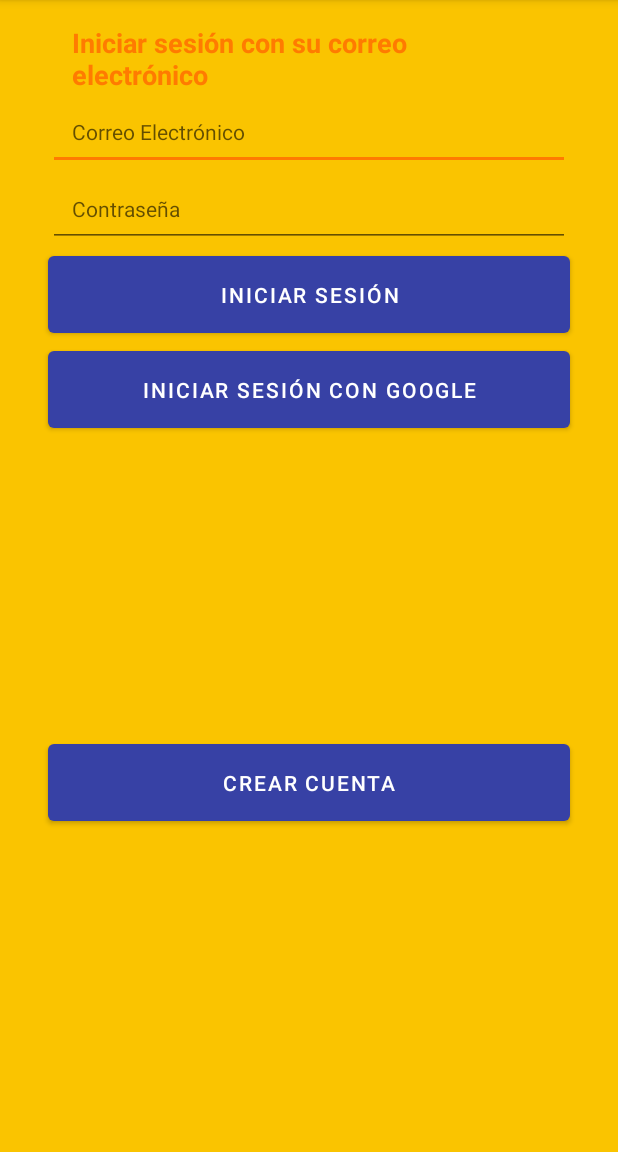
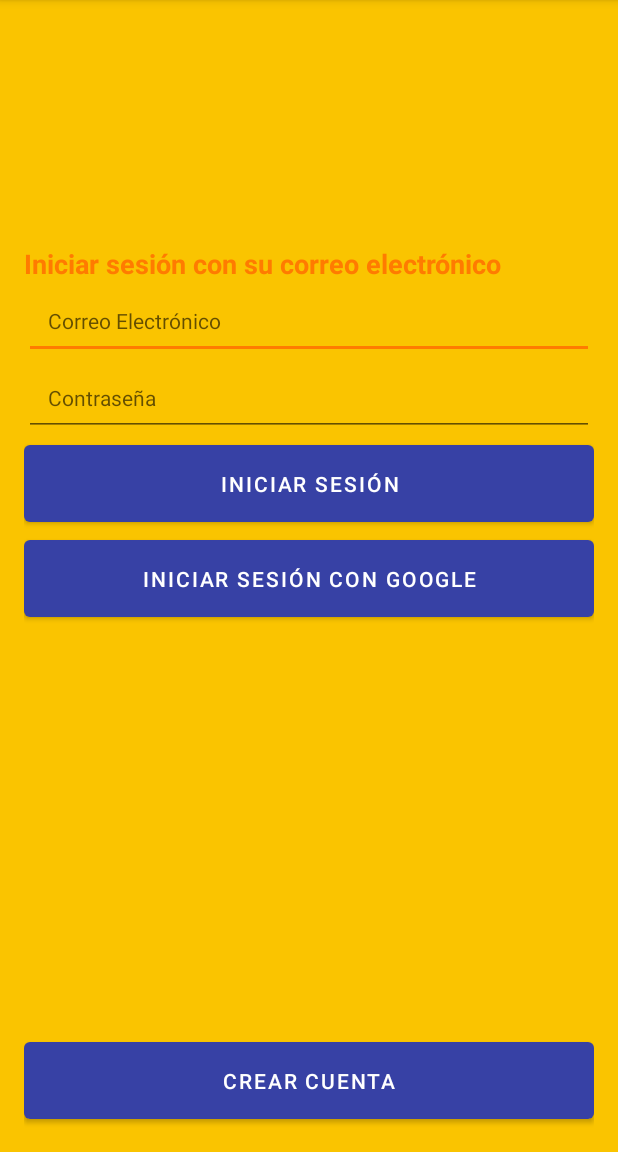
Before and after one commit to ItsJustJosepee/josepechat, an Android app built with Jetpack Compose: the screen it shows after launch (jchatlogin), on a phone screen of 412 x 824 dp, the part 84-1236 px from its top. Run offline under Robolectric (Android 15) with nearby library versions, the light colour scheme and no system bars; our stand-ins replace Firebase (no records; nobody signed in at launch, a user with empty details on screens opened directly).

Commit message:
Se han ajustado datos en la actividad de login

```diff
--- a/app/src/main/res/layout/activity_jchatlogin.xml
+++ b/app/src/main/res/layout/activity_jchatlogin.xml
@@ -12,20 +12,16 @@
         android:id="@+id/loginEmail"
         android:layout_width="0dp"
         android:layout_height="wrap_content"
-        android:layout_marginStart="32dp"
-        android:layout_marginEnd="32dp"
         android:text="@string/loginEmail"
         android:textSize="18sp"
         app:layout_constraintEnd_toEndOf="parent"
         app:layout_constraintStart_toStartOf="parent"
-        app:layout_constraintTop_toTopOf="parent" />
+        app:layout_constraintTop_toTopOf="@id/guideline" />
 
     <TextView
         android:id="@+id/validEmail"
         android:layout_width="0dp"
         android:layout_height="wrap_content"
-        android:layout_marginStart="32dp"
-        android:layout_marginEnd="32dp"
         android:text="@string/obligData"
         android:textColor="@color/design_default_color_error"
         android:textSize="16sp"
@@ -39,16 +35,13 @@
         android:id="@+id/emailInput"
         android:layout_width="0dp"
         android:layout_height="wrap_content"
-        android:layout_marginStart="16dp"
-        android:layout_marginEnd="16dp"
         android:hint="@string/correohint"
         android:inputType="textEmailAddress"
         android:padding="16dp"
         android:textSize="14sp"
         app:layout_constraintEnd_toEndOf="parent"
         app:layout_constraintStart_toStartOf="parent"
-        app:layout_constraintTop_toBottomOf="@id/validEmail"
-        app:layout_constraintVertical_chainStyle="packed" />
+        app:layout_constraintTop_toBottomOf="@id/validEmail" />
 
 
     <!-- EditText para la contraseña -->
@@ -56,8 +49,6 @@
         android:id="@+id/passwordInput"
         android:layout_width="0dp"
         android:layout_height="wrap_content"
-        android:layout_marginStart="16dp"
-        android:layout_marginEnd="16dp"
         android:autofillHints="Contraseña"
         android:hint="@string/contrahint"
         android:inputType="textPassword"
@@ -72,8 +63,6 @@
         android:id="@+id/signInButton"
         android:layout_width="0dp"
         android:layout_height="wrap_content"
-        android:layout_marginStart="16dp"
-        android:layout_marginEnd="16dp"
         android:padding="16dp"
         android:text="@string/loginEmailbtn"
         android:textSize="14sp"
@@ -86,8 +75,6 @@
         android:id="@+id/googleSignInButton"
         android:layout_width="0dp"
         android:layout_height="wrap_content"
-        android:layout_marginStart="16dp"
-        android:layout_marginEnd="16dp"
         android:padding="16dp"
         android:text="@string/loginGoogle"
         android:textSize="14sp"
@@ -100,13 +87,28 @@
         android:id="@+id/createAccountButton"
         android:layout_width="0dp"
         android:layout_height="wrap_content"
-        android:layout_marginStart="16dp"
-        android:layout_marginEnd="16dp"
         android:padding="16dp"
         android:text="@string/newAcc"
         android:textSize="14sp"
         app:layout_constraintBottom_toBottomOf="parent"
         app:layout_constraintEnd_toEndOf="parent"
-        app:layout_constraintStart_toStartOf="parent"
-        app:layout_constraintTop_toBottomOf="@id/googleSignInButton" />
+        app:layout_constraintStart_toStartOf="parent" />
+
+    <androidx.constraintlayout.widget.Guideline
+        android:id="@+id/guideline"
+        android:layout_width="wrap_content"
+        android:layout_height="wrap_content"
+        android:orientation="horizontal"
+        app:layout_constraintGuide_percent="0.2" />
+    <androidx.constraintlayout.widget.Group
+        android:id="@+id/mainGroup"
+        android:layout_width="wrap_content"
+        android:layout_height="wrap_content"
+        app:constraint_referenced_ids="loginEmail,emailInput,passwordInput,signInButton,googleSignInButton" />
+    <androidx.constraintlayout.widget.Barrier
+        android:id="@+id/myBarrier"
+        android:layout_width="wrap_content"
+        android:layout_height="wrap_content"
+        app:barrierDirection="bottom"
+        app:constraint_referenced_ids="googleSignInButton" />
 </androidx.constraintlayout.widget.ConstraintLayout>
```
